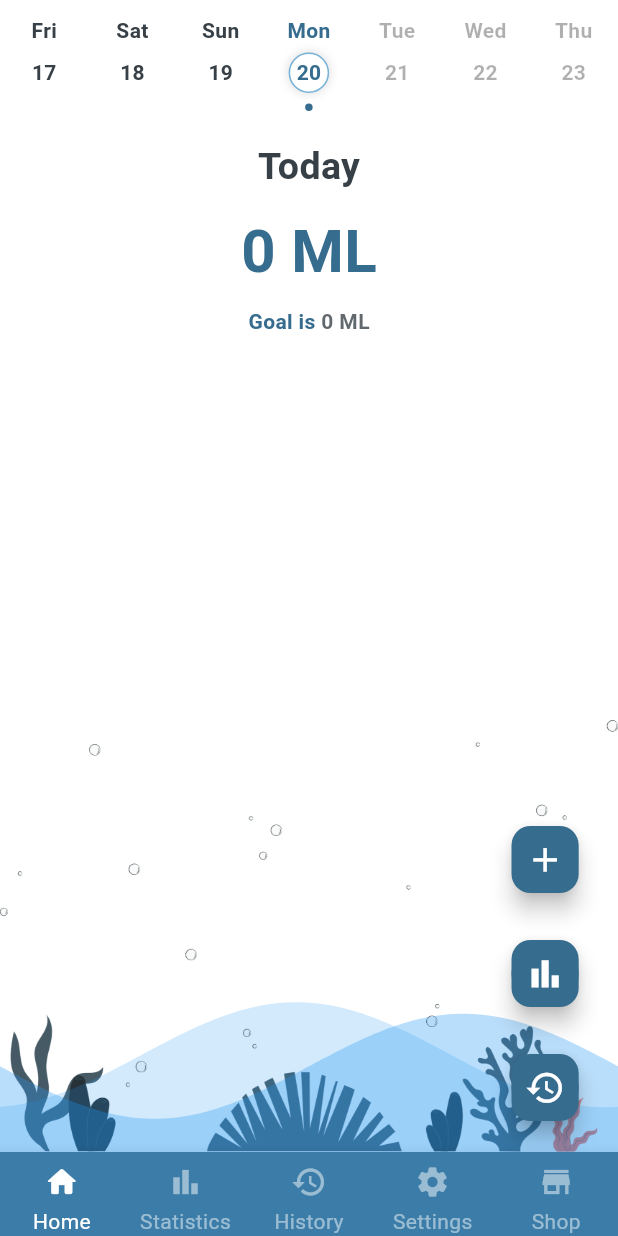
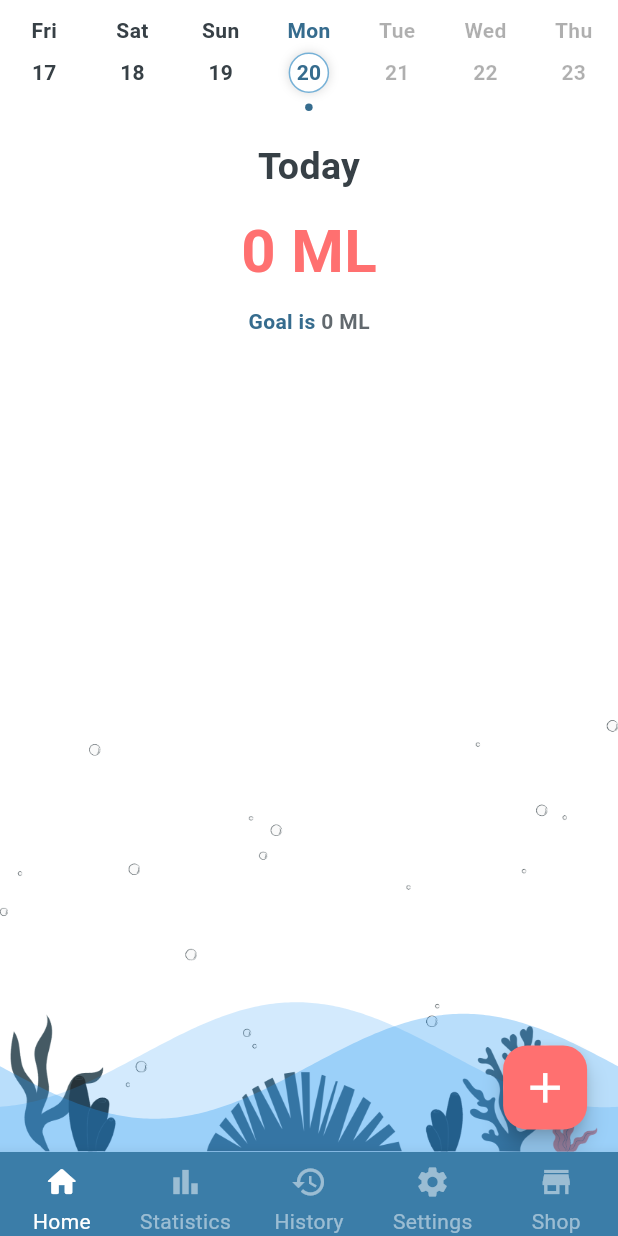
Before and after one commit to Mini-Mark/Drink-Tracker, a Flutter app: the BottomNavigator screen opened by its route, on a phone screen of 412 x 824 dp. Run offline on Flutter 3.47's test engine with Material 3 defaults, Android fonts, the phone set to English and light mode, and no system bars; drawn by our look-alikes of animated_bottom_navigation_bar, auto_size_text, wave; our stand-ins replace dotted_border, fl_chart, flutter_slidable, shared_preferences; accounts and stored records are empty.

Commit message:
feat(app-integration): Enhance drink tracking and navigation functionality
- Integrate DrinksService into main app initialization
- Add "Coming Soon" dialog for Shop navigation item
- Update history page to use dynamic drink list from AppState
- Modify home page wave color calculation with custom drink list
- Refactor color usage and button styling in home page
- Improve error handling and dynamic data retrieval
- Prepare for future feature expansions and service integrations

```diff
--- a/lib/main.dart
+++ b/lib/main.dart
@@ -47,6 +47,7 @@ void main() async {
       coinService: coinService,
       shopService: shopService,
       aquariumService: aquariumService,
+      drinksService: drinksService,
     );
 
     // Load initial data
--- a/lib/pages/history/main_history.dart
+++ b/lib/pages/history/main_history.dart
@@ -1,4 +1,3 @@
-import 'package:drinktracker/data_json/drinks_json.dart';
 import 'package:drinktracker/providers/app_state.dart';
 import 'package:drinktracker/services/utils_service.dart';
 import 'package:drinktracker/theme/color.dart';
@@ -278,8 +277,9 @@ class _MainHistoryState extends State<MainHistory> {
 
   Widget _historyCard(context, entry, AppState appState, bool isSelectionMode,
       bool isSelected) {
-    // Lookup drink data from drinkLists
-    final drinkData = drinkLists.firstWhere(
+    // Lookup drink data from appState
+    final drinksList = appState.getAllDrinks();
+    final drinkData = drinksList.firstWhere(
       (drink) => drink['id'] == entry.drinkId,
       orElse: () => {
         'id': entry.drinkId,
--- a/lib/pages/home.dart
+++ b/lib/pages/home.dart
@@ -44,7 +44,8 @@ class _HomeState extends State<Home> {
 
         // Get drink entries for selected date and calculate mixed color
         final drinkEntries = appState.getDrinkEntriesForSelectedDate();
-        final waveColor = ColorMixer.mixDrinkColors(drinkEntries);
+        final drinksList = appState.getAllDrinks();
+        final waveColor = ColorMixer.mixDrinkColors(drinkEntries, drinksList);
 
         // Calculate image step based on consumption (with safety checks)
         final waterSteps = imageSrc().water_step;
@@ -118,7 +119,7 @@ class _HomeState extends State<Home> {
                         "$currentML ML",
                         style: const TextStyle(
                             fontWeight: FontWeight.bold,
-                            color: secondary,
+                            color: danger,
                             fontSize: title_xl),
                       ),
                       const SizedBox(
@@ -156,15 +157,13 @@ class _HomeState extends State<Home> {
                       mainAxisAlignment: MainAxisAlignment.end,
                       children: [
                         Flexible(
-                          child: Transform.scale(
-                            scale: 0.8,
                           child: Material(
                             elevation: 0,
                             shape: const CircleBorder(),
                             color: white,
                             child: FloatingActionButton(
                               heroTag: null,
-                                backgroundColor: secondary,
+                              backgroundColor: danger,
                               onPressed: () async {
                                 PopupService().show(context,
                                     callback: refreshHomePage,
@@ -181,69 +180,68 @@ class _HomeState extends State<Home> {
                             ),
                           ),
                         ),
-                        ),
-                        const SizedBox(
-                          height: 20,
-                        ),
-                        Flexible(
-                          child: Transform.scale(
-                            scale: 0.8,
-                            child: Material(
-                              elevation: 0,
-                              shape: const CircleBorder(),
-                              color: secondary,
-                              child: FloatingActionButton(
-                                heroTag: null,
-                                backgroundColor: secondary,
-                                onPressed: () {
-                                  try {
-                                    Navigator.pushNamed(context, "/statistics");
-                                  } catch (e) {
-                                    // Error navigating
-                                  }
-                                },
-                                child: Transform.scale(
-                                  scale: 1.4,
-                                  child: const Icon(
-                                    Icons.bar_chart_sharp,
-                                    color: white,
-                                  ),
-                                ),
-                              ),
-                            ),
-                          ),
-                        ),
-                        const SizedBox(
-                          height: 20,
-                        ),
-                        Flexible(
-                          child: Transform.scale(
-                            scale: 0.8,
-                            child: Material(
-                              elevation: 0,
-                              shape: const CircleBorder(),
-                              color: secondary,
-                              child: FloatingActionButton(
-                                heroTag: null,
-                                backgroundColor: secondary,
-                                onPressed: () {
-                                  try {
-                                    Navigator.pushNamed(context, "/history");
-                                  } catch (e) {
-                                    // Error navigating
-                                  }
-                                },
-                                child: Transform.scale(
-                                  scale: 1.4,
-                                  child: const Icon(
-                                    Icons.history,
-                                    color: white,
-                                  ),
-                                ),
-                              ),
-                            ),
-                          ),
-                        ),
+                        // const SizedBox(
+                        //   height: 20,
+                        // ),
+                        // Flexible(
+                        //   child: Transform.scale(
+                        //     scale: 0.8,
+                        //     child: Material(
+                        //       elevation: 0,
+                        //       shape: const CircleBorder(),
+                        //       color: secondary,
+                        //       child: FloatingActionButton(
+                        //         heroTag: null,
+                        //         backgroundColor: secondary,
+                        //         onPressed: () {
+                        //           try {
+                        //             Navigator.pushNamed(context, "/statistics");
+                        //           } catch (e) {
+                        //             // Error navigating
+                        //           }
+                        //         },
+                        //         child: Transform.scale(
+                        //           scale: 1.4,
+                        //           child: const Icon(
+                        //             Icons.bar_chart_sharp,
+                        //             color: white,
+                        //           ),
+                        //         ),
+                        //       ),
+                        //     ),
+                        //   ),
+                        // ),
+                        // const SizedBox(
+                        //   height: 20,
+                        // ),
+                        // Flexible(
+                        //   child: Transform.scale(
+                        //     scale: 0.8,
+                        //     child: Material(
+                        //       elevation: 0,
+                        //       shape: const CircleBorder(),
+                        //       color: secondary,
+                        //       child: FloatingActionButton(
+                        //         heroTag: null,
+                        //         backgroundColor: secondary,
+                        //         onPressed: () {
+                        //           try {
+                        //             Navigator.pushNamed(context, "/history");
+                        //           } catch (e) {
+                        //             // Error navigating
+                        //           }
+                        //         },
+                        //         child: Transform.scale(
+                        //           scale: 1.4,
+                        //           child: const Icon(
+                        //             Icons.history,
+                        //             color: white,
+                        //           ),
+                        //         ),
+                        //       ),
+                        //     ),
+                        //   ),
+                        // ),
                       ],
                     ),
                   )),
@@ -296,11 +294,10 @@ class _CalendarWidgetState extends State<CalendarWidget> {
     var indexOfThreeDaysAgo = indexOfToday - 3;
     indexOfThreeDaysAgo = indexOfThreeDaysAgo < 0 ? 0 : indexOfThreeDaysAgo;
 
+    WidgetsBinding.instance.addPostFrameCallback((_) {
+      if (_scrollController.hasClients) {
         final size = MediaQuery.of(context).size;
         final targetOffset = indexOfThreeDaysAgo * (size.width * 0.1428);
-
-    WidgetsBinding.instance.addPostFrameCallback((_) {
-      if (_scrollController.hasClients) {
         _scrollController.jumpTo(targetOffset);
       }
     });
--- a/lib/pages/popup/manage_drinks/add_drinks.dart
+++ b/lib/pages/popup/manage_drinks/add_drinks.dart
@@ -3,11 +3,12 @@ import 'dart:async';
 import 'package:drinktracker/data_json/drinks_icons_list.dart';
 import 'package:drinktracker/pages/popup/manage_drinks/choose_drinks.dart';
 import 'package:drinktracker/pages/widgets/textfield.dart';
-import 'package:drinktracker/services/drinks_service.dart';
+import 'package:drinktracker/providers/app_state.dart';
 import 'package:drinktracker/services/popup_service.dart';
 import 'package:drinktracker/services/utils_service.dart';
 import 'package:drinktracker/theme/color.dart';
 import 'package:flutter/material.dart';
+import 'package:provider/provider.dart';
 
 class Popup_AddDrinks extends StatefulWidget {
   @override
@@ -46,7 +47,8 @@ class _Popup_AddDrinksState extends State<Popup_AddDrinks> {
     if (selectedColor != null) {
       colorHex = UtilsService().colorToHex(selectedColor!);
     }
-    await DrinksService().addDrinks(
+    final appState = Provider.of<AppState>(context, listen: false);
+    await appState.addDrink(
         _controller.text, drinksIconList[choosePosition],
         color: colorHex);
 
--- a/lib/pages/popup/manage_drinks/choose_drinks.dart
+++ b/lib/pages/popup/manage_drinks/choose_drinks.dart
@@ -1,13 +1,14 @@
 import 'package:auto_size_text/auto_size_text.dart';
 import 'package:dotted_border/dotted_border.dart';
-import 'package:drinktracker/data_json/drinks_json.dart';
 import 'package:drinktracker/pages/popup/manage_drinks/add_drinks.dart';
 import 'package:drinktracker/pages/popup/manage_drinks/choose_ml.dart';
 import 'package:drinktracker/pages/popup/manage_drinks/edit_drinks.dart';
+import 'package:drinktracker/providers/app_state.dart';
 import 'package:drinktracker/services/popup_service.dart';
 import 'package:drinktracker/services/utils_service.dart';
 import 'package:drinktracker/theme/color.dart';
 import 'package:flutter/material.dart';
+import 'package:provider/provider.dart';
 
 class Popup_ChooseDrink extends StatelessWidget {
   const Popup_ChooseDrink({super.key});
@@ -38,6 +39,8 @@ class Popup_ChooseDrink extends StatelessWidget {
   }
 
   List<Widget> getDrinksList(context) {
+    final appState = Provider.of<AppState>(context, listen: false);
+    final drinkLists = appState.getAllDrinks();
     List<Widget> drinkWidgets = List.generate(
         drinkLists.length, (index) => drinksItem(context, drinkLists[index]));
     drinkWidgets.insert(0, addDrinksWidget(context));
--- a/lib/utils/color_mixer.dart
+++ b/lib/utils/color_mixer.dart
@@ -1,12 +1,11 @@
 import 'package:flutter/material.dart';
-import '../data_json/drinks_json.dart';
 import '../models/drink_entry.dart';
 
 /// Utility class for mixing colors based on drink consumption
 class ColorMixer {
   /// Mix colors from multiple drinks based on their volumes
   /// Returns a blended color representing all drinks consumed
-  static Color mixDrinkColors(List<DrinkEntry> entries) {
+  static Color mixDrinkColors(List<DrinkEntry> entries, List<Map<String, dynamic>> drinksList) {
     if (entries.isEmpty) {
       // Default to blue water color if no drinks
       return const Color(0xFF2196F3);
@@ -25,10 +24,10 @@ class ColorMixer {
     double totalBlue = 0;
 
     for (var entry in entries) {
-      // Find the drink color from drinkLists
-      final drink = drinkLists.firstWhere(
+      // Find the drink color from drinksList
+      final drink = drinksList.firstWhere(
         (d) => d['id'] == entry.drinkId,
-        orElse: () => drinkLists[0], // Default to water
+        orElse: () => drinksList.isNotEmpty ? drinksList[0] : {'color': '#2196F3'}, // Default to water
       );
 
       // Parse hex color
```
Also changed, not shown: lib/pages/bottom_nav.dart (+30 -3 lines), lib/pages/popup/manage_drinks/choose_ml.dart (+16 -9 lines), lib/pages/popup/manage_drinks/edit_drinks.dart (+14 -5 lines), lib/pages/popup/manage_drinks/success_add_drinks.dart (+21 -11 lines), lib/pages/settings/settings_screen.dart (+58 -93 lines), lib/pages/widgets/achievement_unlock_dialog.dart (+47 -68 lines), lib/providers/app_state.dart (+69 -7 lines). Lines whose indentation alone changed are shown as unchanged.
